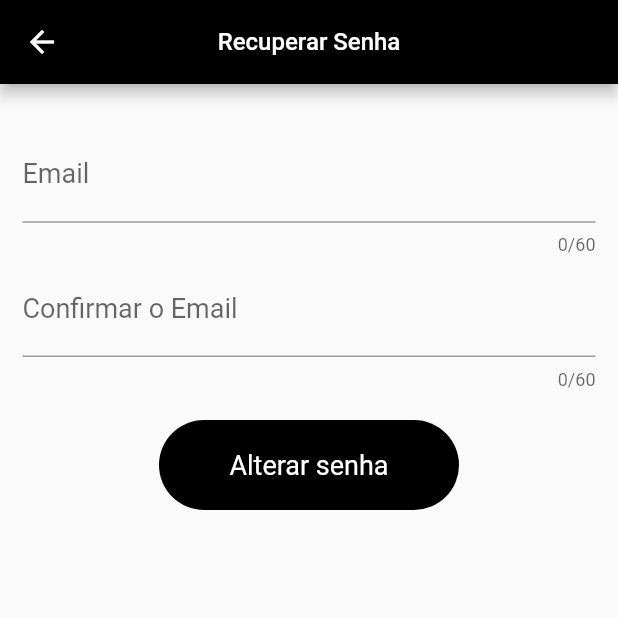
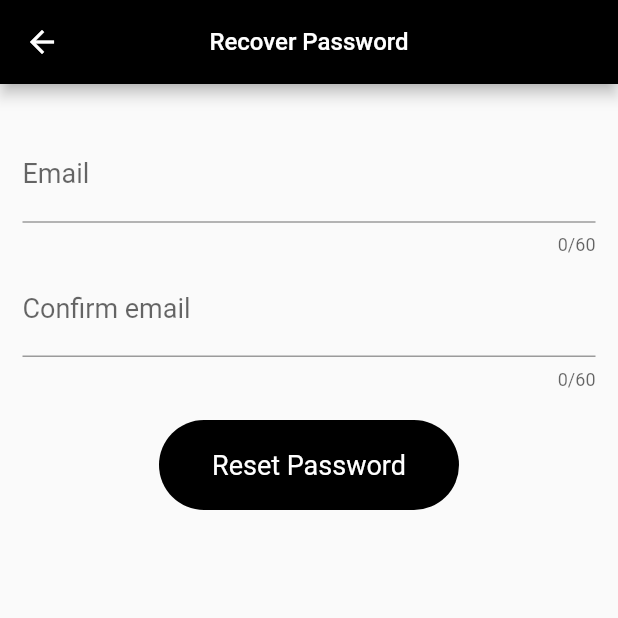
Before and after one commit to GleidsonRamos/flutterup, a Flutter app: the screen it shows after launch, after a tap on "Forgot Password?", on a phone screen of 412 x 824 dp, the top half of it. Run offline on Flutter 3.47's test engine with Material 2 defaults, Android fonts, the phone set to English and light mode, and no system bars; our stand-ins replace carousel_slider, cloud_firestore, firebase_auth, firebase_storage; missing offline and left inert: mask_shifter; accounts and stored records are empty.

Commit message:
ModelUser e Recuperar Senha alterados.

```diff
--- a/lib/model/model_user.dart
+++ b/lib/model/model_user.dart
@@ -79,7 +79,7 @@ class ModelUser {
     }
 
     if (_firebaseUser != null) {
-      if (userData["Nome"] == null) {
+      if (userData["Name"] == null) {
         DocumentSnapshot docUser = await Firestore.instance
             .collection("users")
             .document(firebaseUser.uid)
--- a/lib/pages/register/password_recovery.dart
+++ b/lib/pages/register/password_recovery.dart
@@ -28,7 +28,7 @@ class _PasswordRecoveryState extends State<PasswordRecovery> {
           _requestPassword();
         },
         child: Text(
-          "Alterar senha",
+          "Reset Password",
           textAlign: TextAlign.start,
           style: TextStyle(
             fontSize: 18.0,
@@ -44,24 +44,24 @@ class _PasswordRecoveryState extends State<PasswordRecovery> {
         context: context,
         builder: (context) {
           return AlertDialog(
-            title: Text("Você deseja resetar a sua senha ?"),
+            title: const Text("You want to reset your password ?"),
             content:
-                Text("Um email lhe será enviado com as devidas instruções."),
+            const Text("An email will be sent to you with instructions to reset your password."),
             actions: <Widget>[
               FlatButton(
-                child: Text("Cancelar"),
+                child: Text("Cancel"),
                 onPressed: () {
                   Navigator.pop(context);
                 },
               ),
               FlatButton(
-                child: Text("Sim"),
+                child: Text("Yes"),
                 onPressed: () {
                   Navigator.pop(context);
                   ModelUser.instance.recoverPass(_emailController.text);
                   _scaffoldKey.currentState.showSnackBar(SnackBar(
                     content: Text(
-                      "Confira o seu e-mail!",
+                      "Check your email",
                       style: TextStyle(
                         color: Colors.white,
                       ),
@@ -82,7 +82,7 @@ class _PasswordRecoveryState extends State<PasswordRecovery> {
         key: _scaffoldKey,
         appBar: AppBar(
           title: Text(
-            "Recuperar Senha",
+            "Recover Password",
             style: TextStyle(fontSize: 16.0),
           ),
           centerTitle: true,
@@ -105,9 +105,7 @@ class _PasswordRecoveryState extends State<PasswordRecovery> {
                     TextFormField(
                       validator: (dynamic input) {
                         if (input.isEmpty) {
-                          return 'Confirme o email da barbearia.';
-                        } else if (input != _emailController.text) {
-                          return 'Os emails não combinam.';
+                          return 'Enter your email.';
                         }
                       },
                       onSaved: (input) => _email = input,
@@ -137,14 +135,14 @@ class _PasswordRecoveryState extends State<PasswordRecovery> {
                     TextFormField(
                       validator: (dynamic input) {
                         if (input.isEmpty) {
-                          return 'Confirme o email da barbearia.';
+                          return 'Confirm your email.';
                         } else if (input != _emailController.text) {
-                          return 'Os emails não combinam.';
+                          return 'Emails do not match.';
                         }
                       },
                       onSaved: (input) => _confirmarEmail = input,
                       decoration: InputDecoration(
-                          labelText: "Confirmar o Email",
+                          labelText: "Confirm email",
                           hintStyle: TextStyle(
                             decorationColor: Colors.black,
                             color: Colors.black,
```
